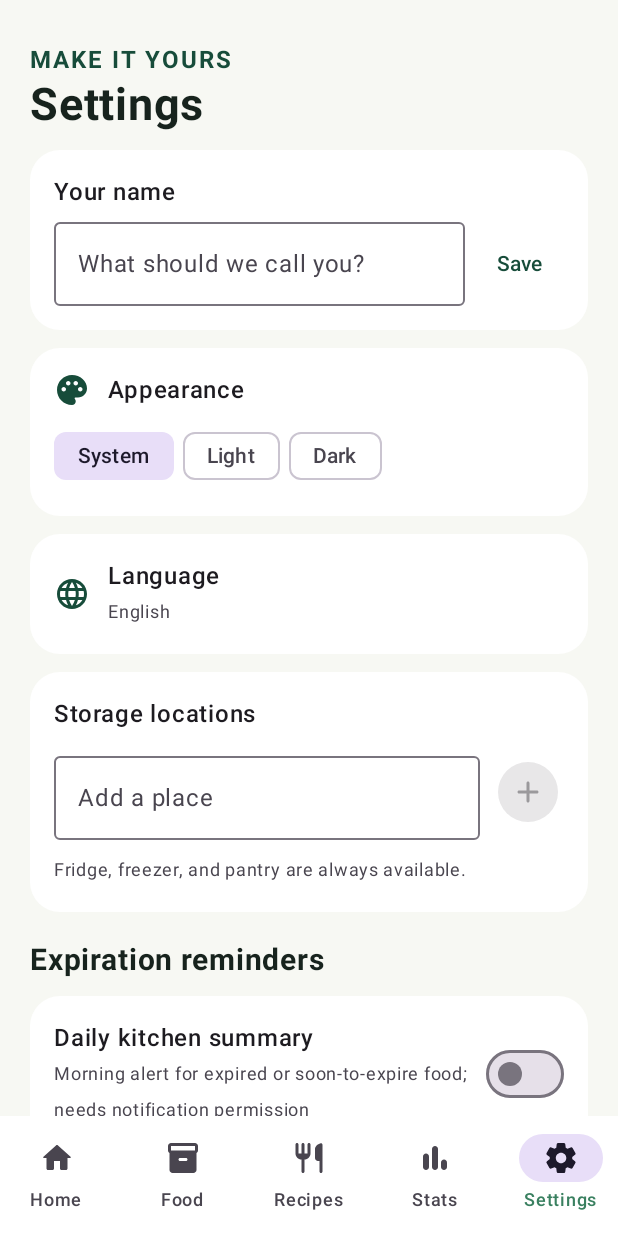
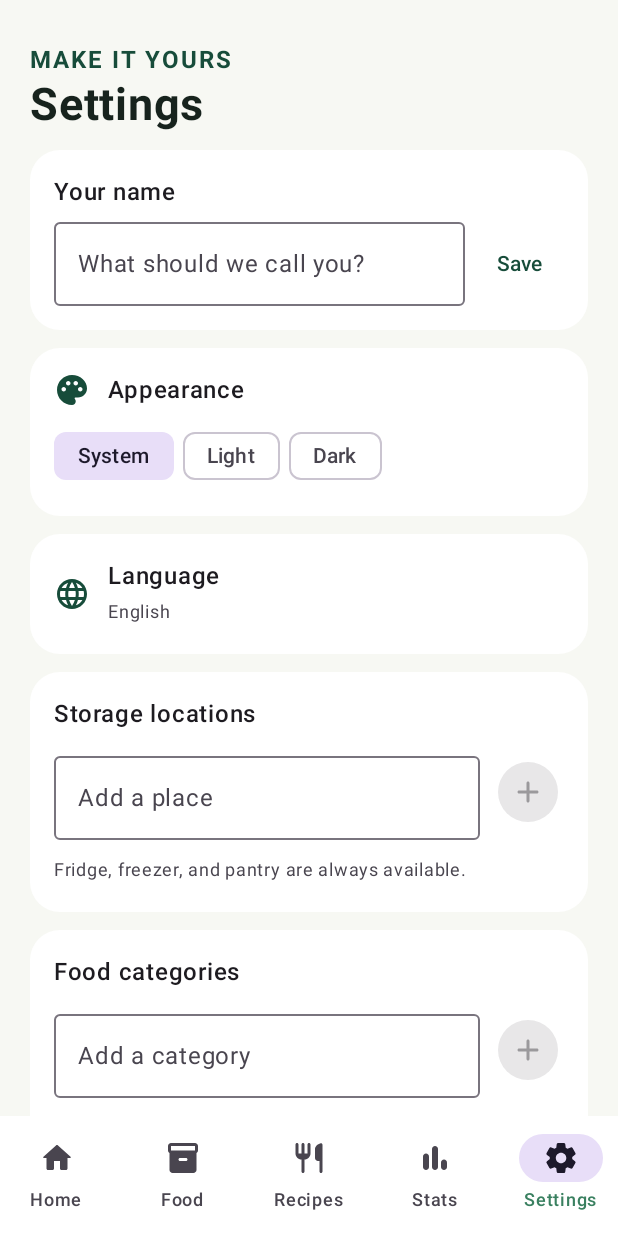
Before and after one commit to KristianKG/-EX-pired, an Android app built with Jetpack Compose: the composable ExpiryEyeApp shown on its own in the app's theme, item 5 of the bottom bar chosen, on a phone screen of 412 x 824 dp. Run offline under Robolectric (Android 15) with nearby library versions, the phone set to English and light mode, and no system bars; 2 statements that could not run were skipped.

Commit message:
Add custom food categories

```diff
--- a/app/src/main/java/com/expiryeye/MainActivity.kt
+++ b/app/src/main/java/com/expiryeye/MainActivity.kt
@@ -60,6 +60,7 @@ private val Forest = Color(0xFF174C3A)
 private val Mint = Color(0xFFBFE8D2)
 private val Canvas = Color(0xFFF7F8F3)
 private val defaultStorageLocations = listOf("Fridge", "Freezer", "Pantry")
+private val defaultFoodCategories = listOf("Fruits", "Vegetables", "Dairy", "Meat", "Fish & seafood", "Bakery", "Beverages", "Frozen food", "Canned food", "Snacks", "Condiments", "Grains & pasta", "Other")
 private val Context.settingsStore by preferencesDataStore(name = "expiryeye_settings")
 
 data class FoodDraft(
@@ -112,6 +113,7 @@ class ExpiryViewModel(private val dao: FoodDao, private val appContext: Context)
     private val reminderDaysKey = stringSetPreferencesKey("reminder_days")
     private val recipeFavoritesKey = stringSetPreferencesKey("favorite_recipes")
     private val customLocationsKey = stringSetPreferencesKey("custom_storage_locations")
+    private val customCategoriesKey = stringSetPreferencesKey("custom_food_categories")
     private val dailySummaryKey = booleanPreferencesKey("daily_summary_enabled")
     private val onboardingKey = booleanPreferencesKey("onboarding_complete")
     private val displayNameKey = stringPreferencesKey("display_name")
@@ -128,6 +130,12 @@ class ExpiryViewModel(private val dao: FoodDao, private val appContext: Context)
         }.distinctBy { it.lowercase() }.sortedBy { it.lowercase() }
         defaultStorageLocations + custom
     }.stateIn(viewModelScope, SharingStarted.Eagerly, defaultStorageLocations)
+    val foodCategories = appContext.settingsStore.data.map { prefs ->
+        val custom = prefs[customCategoriesKey].orEmpty().filter { category ->
+            category.isNotBlank() && defaultFoodCategories.none { it.equals(category, ignoreCase = true) }
+        }.distinctBy { it.lowercase() }.sortedBy { it.lowercase() }
+        defaultFoodCategories + custom
+    }.stateIn(viewModelScope, SharingStarted.Eagerly, defaultFoodCategories)
     val dailySummaryEnabled = appContext.settingsStore.data.map { it[dailySummaryKey] ?: false }
         .stateIn(viewModelScope, SharingStarted.Eagerly, false)
     val reminderDays = appContext.settingsStore.data.map { prefs ->
@@ -167,6 +175,21 @@ class ExpiryViewModel(private val dao: FoodDao, private val appContext: Context)
         if (defaultStorageLocations.any { it.equals(name, ignoreCase = true) }) return
         viewModelScope.launch { appContext.settingsStore.edit { prefs ->
             prefs[customLocationsKey] = prefs[customLocationsKey].orEmpty().filterNot { it.equals(name, ignoreCase = true) }.toSet()
+        } }
+    }
+    fun addFoodCategory(value: String) {
+        val name = value.trim().take(32)
+        if (name.isBlank() || defaultFoodCategories.any { it.equals(name, ignoreCase = true) }) return
+        viewModelScope.launch { appContext.settingsStore.edit { prefs ->
+            val categories = prefs[customCategoriesKey]?.toMutableSet() ?: mutableSetOf()
+            if (categories.none { it.equals(name, ignoreCase = true) }) categories.add(name)
+            prefs[customCategoriesKey] = categories
+        } }
+    }
+    fun removeFoodCategory(name: String) {
+        if (defaultFoodCategories.any { it.equals(name, ignoreCase = true) }) return
+        viewModelScope.launch { appContext.settingsStore.edit { prefs ->
+            prefs[customCategoriesKey] = prefs[customCategoriesKey].orEmpty().filterNot { it.equals(name, ignoreCase = true) }.toSet()
         } }
     }
     fun setReminderEnabled(days: Int, enabled: Boolean) { viewModelScope.launch { appContext.settingsStore.edit { prefs ->
@@ -279,6 +302,7 @@ class ExpiryViewModel(private val dao: FoodDao, private val appContext: Context)
     val displayName by vm.displayName.collectAsState()
     val recipeFavorites by vm.recipeFavorites.collectAsState()
     val storageLocations by vm.storageLocations.collectAsState()
+    val foodCategories by vm.foodCategories.collectAsState()
     val dailySummaryEnabled by vm.dailySummaryEnabled.collectAsState()
     val productPrefill by vm.productPrefill.collectAsState()
     val lookupLoading by vm.lookupLoading.collectAsState()
@@ -316,16 +340,16 @@ class ExpiryViewModel(private val dao: FoodDao, private val appContext: Context)
             if (!onboardingComplete) OnboardingScreen(Modifier.padding(padding)) { addFirst ->
                 vm.completeOnboarding(); if (addFirst) adding = true
             } else when (tab) {
-                0 -> HomeScreen(items, vm, padding, false, storageLocations, displayName = displayName, onEdit = { editItem = it })
+                0 -> HomeScreen(items, vm, padding, false, storageLocations, foodCategories, displayName = displayName, onEdit = { editItem = it })
                 1 -> if (showScanner) BarcodeScannerScreen(onClose = { showScanner = false }, onBarcode = { showScanner = false; vm.lookupBarcode(it) })
-                    else HomeScreen(items, vm, padding, true, storageLocations, displayName = displayName, onEdit = { editItem = it }, onScan = { showScanner = true })
+                    else HomeScreen(items, vm, padding, true, storageLocations, foodCategories, displayName = displayName, onEdit = { editItem = it }, onScan = { showScanner = true })
                 2 -> RecipesScreen(items, padding, recipeFavorites, vm::toggleRecipeFavorite, vm::addShopping)
                 3 -> StatisticsScreen(items, history, padding)
                 else -> when {
                     showShopping -> ShoppingScreen(shopping, padding, vm::addShopping, vm::checkShopping, vm::removeShopping, onMoveToInventory = { pendingShoppingEntry = it }, onBack = { showShopping = false })
                     showReceiptScanner -> ReceiptScannerScreen(onClose = { showReceiptScanner = false }, onConfirm = { receipt -> pendingReceipt = receipt; receiptIndex = 0; showReceiptScanner = false })
                     else -> SettingsScreen(
-                    padding, themeMode, vm::setThemeMode, displayName, vm::setDisplayName, vm.reminderDays.collectAsState().value, dailySummaryEnabled, vm::setDailySummaryEnabled, storageLocations, vm::addStorageLocation, vm::removeStorageLocation, vm::setReminderEnabled,
+                    padding, themeMode, vm::setThemeMode, displayName, vm::setDisplayName, vm.reminderDays.collectAsState().value, dailySummaryEnabled, vm::setDailySummaryEnabled, storageLocations, vm::addStorageLocation, vm::removeStorageLocation, foodCategories, vm::addFoodCategory, vm::removeFoodCategory, vm::setReminderEnabled,
                     onNotificationSettings = { context.startActivity(Intent(Settings.ACTION_APP_NOTIFICATION_SETTINGS).putExtra(Settings.EXTRA_APP_PACKAGE, context.packageName)) },
                     onShopping = { showShopping = true },
                     onScanReceipt = { showReceiptScanner = true },
@@ -340,7 +364,7 @@ class ExpiryViewModel(private val dao: FoodDao, private val appContext: Context)
         LaunchedEffect(productPrefill) { if (productPrefill != null) adding = true }
         if (lookupLoading) AlertDialog(onDismissRequest = { }, title = { Text("Looking up product") }, text = { Row(verticalAlignment = Alignment.CenterVertically) { CircularProgressIndicator(modifier = Modifier.size(22.dp)); Spacer(Modifier.width(12.dp)); Text("Expiration date will still need to be entered.") } }, confirmButton = {})
         val shoppingCandidate = pendingShoppingEntry
-        if (onboardingComplete && pendingReceipt == null && (adding || editItem != null || shoppingCandidate != null)) FoodEditor(editItem, storageLocations, initialName = shoppingCandidate?.name ?: productPrefill?.name.orEmpty(), initialBrand = productPrefill?.brand.orEmpty(), initialBarcode = productPrefill?.barcode.orEmpty(), initialCategory = shoppingCandidate?.category ?: productPrefill?.category ?: "Other", initialQuantity = shoppingCandidate?.quantity?.toDoubleOrNull() ?: 1.0, onDismiss = { adding = false; editItem = null; pendingShoppingEntry = null; vm.clearProductPrefill() }, onSave = { old, draft ->
+        if (onboardingComplete && pendingReceipt == null && (adding || editItem != null || shoppingCandidate != null)) FoodEditor(editItem, storageLocations, foodCategories, initialName = shoppingCandidate?.name ?: productPrefill?.name.orEmpty(), initialBrand = productPrefill?.brand.orEmpty(), initialBarcode = productPrefill?.barcode.orEmpty(), initialCategory = shoppingCandidate?.category ?: productPrefill?.category ?: "Other", initialQuantity = shoppingCandidate?.quantity?.toDoubleOrNull() ?: 1.0, onDismiss = { adding = false; editItem = null; pendingShoppingEntry = null; vm.clearProductPrefill() }, onSave = { old, draft ->
             if (old == null) vm.add(draft) else vm.update(old, draft)
             shoppingCandidate?.let(vm::removeShopping)
             vm.clearProductPrefill()
@@ -351,7 +375,7 @@ class ExpiryViewModel(private val dao: FoodDao, private val appContext: Context)
             adding = false; editItem = null; pendingShoppingEntry = null
         }, onDelete = { editItem?.let(vm::delete); editItem = null; pendingShoppingEntry = null; vm.clearProductPrefill() })
         val receiptCandidate = pendingReceipt?.getOrNull(receiptIndex)
-        if (onboardingComplete && receiptCandidate != null) FoodEditor(null, storageLocations, initialName = receiptCandidate.name, initialQuantity = receiptCandidate.quantity, initialPrice = receiptCandidate.price, onDismiss = { pendingReceipt = null; receiptIndex = 0 }, onSave = { _, draft ->
+        if (onboardingComplete && receiptCandidate != null) FoodEditor(null, storageLocations, foodCategories, initialName = receiptCandidate.name, initialQuantity = receiptCandidate.quantity, initialPrice = receiptCandidate.price, onDismiss = { pendingReceipt = null; receiptIndex = 0 }, onSave = { _, draft ->
             vm.add(draft)
             if (receiptIndex == pendingReceipt.orEmpty().lastIndex && !notificationPromptSeen) {
                 val alreadyAllowed = Build.VERSION.SDK_INT < 33 || ContextCompat.checkSelfPermission(context, Manifest.permission.POST_NOTIFICATIONS) == PackageManager.PERMISSION_GRANTED
@@ -405,10 +429,10 @@ class ExpiryViewModel(private val dao: FoodDao, private val appContext: Context)
     }
 }
 
-@Composable private fun HomeScreen(items: List<FoodItem>, vm: ExpiryViewModel, padding: PaddingValues, inventory: Boolean, storageLocations: List<String>, displayName: String, onEdit: (FoodItem) -> Unit, onScan: () -> Unit = {}) {
+@Composable private fun HomeScreen(items: List<FoodItem>, vm: ExpiryViewModel, padding: PaddingValues, inventory: Boolean, storageLocations: List<String>, foodCategories: List<String>, displayName: String, onEdit: (FoodItem) -> Unit, onScan: () -> Unit = {}) {
     val today = LocalDate.now(); var query by remember { mutableStateOf("") }; var filter by remember { mutableStateOf("All") }; var categoryFilter by remember { mutableStateOf("All") }; var status by remember { mutableStateOf("Any status") }; var sort by remember { mutableStateOf("Soonest") }; var gridView by remember { mutableStateOf(false) }
     val soon = items.filter { days(it, today) in 0..7 }; val expired = items.count { days(it, today) < 0 }
-    val categories = items.map { it.category.ifBlank { "Other" } }.distinct().sorted()
+    val categories = (foodCategories + items.map { it.category.ifBlank { "Other" } }).distinct().sorted()
     val visible = items.filter { food -> food.name.contains(query, true) && (filter == "All" || food.location == filter) && (categoryFilter == "All" || food.category == categoryFilter) && when (status) { "Expiring soon" -> days(food, today) in 0..7; "Expired" -> days(food, today) < 0; else -> true } }
         .let { list -> when (sort) {
             "A to Z" -> list.sortedBy { it.name.lowercase() }
@@ -631,10 +655,12 @@ private fun matchedIngredients(recipe: Recipe, items: List<FoodItem>): Set<Strin
     }
 }
 
-@Composable private fun SettingsScreen(padding: PaddingValues, themeMode: String, onThemeMode: (String) -> Unit, displayName: String, onDisplayName: (String) -> Unit, reminderDays: List<Int>, dailySummaryEnabled: Boolean, onDailySummaryEnabled: (Boolean) -> Unit, storageLocations: List<String>, onAddStorageLocation: (String) -> Unit, onRemoveStorageLocation: (String) -> Unit, onReminderEnabled: (Int, Boolean) -> Unit, onNotificationSettings: () -> Unit, onShopping: () -> Unit, onScanReceipt: () -> Unit, onExportJson: () -> Unit, onExportCsv: () -> Unit, onImport: () -> Unit, onClear: () -> Unit) {
+@Composable private fun SettingsScreen(padding: PaddingValues, themeMode: String, onThemeMode: (String) -> Unit, displayName: String, onDisplayName: (String) -> Unit, reminderDays: List<Int>, dailySummaryEnabled: Boolean, onDailySummaryEnabled: (Boolean) -> Unit, storageLocations: List<String>, onAddStorageLocation: (String) -> Unit, onRemoveStorageLocation: (String) -> Unit, foodCategories: List<String>, onAddFoodCategory: (String) -> Unit, onRemoveFoodCategory: (String) -> Unit, onReminderEnabled: (Int, Boolean) -> Unit, onNotificationSettings: () -> Unit, onShopping: () -> Unit, onScanReceipt: () -> Unit, onExportJson: () -> Unit, onExportCsv: () -> Unit, onImport: () -> Unit, onClear: () -> Unit) {
     var name by remember(displayName) { mutableStateOf(displayName) }
     var newStorageLocation by remember { mutableStateOf("") }
+    var newCategory by remember { mutableStateOf("") }
     val customStorageLocations = storageLocations.filterNot { location -> defaultStorageLocations.any { it.equals(location, ignoreCase = true) } }
+    val customCategories = foodCategories.filterNot { category -> defaultFoodCategories.any { it.equals(category, ignoreCase = true) } }
     LazyColumn(Modifier.fillMaxSize().padding(padding).padding(horizontal = 20.dp), contentPadding = PaddingValues(top = 28.dp, bottom = 30.dp), verticalArrangement = Arrangement.spacedBy(12.dp)) {
         item { Text("MAKE IT YOURS", color = MaterialTheme.colorScheme.primary, fontWeight = FontWeight.Bold, letterSpacing = 1.3.sp); Text("Settings", fontSize = 30.sp, fontWeight = FontWeight.Bold, color = MaterialTheme.colorScheme.onBackground) }
         item { Card(shape = RoundedCornerShape(20.dp), colors = CardDefaults.cardColors(containerColor = MaterialTheme.colorScheme.surface)) { Column(Modifier.fillMaxWidth().padding(16.dp), verticalArrangement = Arrangement.spacedBy(8.dp)) { Text("Your name", fontWeight = FontWeight.SemiBold); Row(verticalAlignment = Alignment.CenterVertically, horizontalArrangement = Arrangement.spacedBy(8.dp)) { OutlinedTextField(name, { name = it.take(40) }, modifier = Modifier.weight(1f), placeholder = { Text("What should we call you?") }, singleLine = true); TextButton(onClick = { onDisplayName(name) }) { Text("Save") } } } } }
@@ -648,6 +674,15 @@ private fun matchedIngredients(recipe: Recipe, items: List<FoodItem>): Set<Strin
             }
             if (customStorageLocations.isEmpty()) Text("Fridge, freezer, and pantry are always available.", color = MaterialTheme.colorScheme.onSurfaceVariant, fontSize = 12.sp)
             else Row(Modifier.horizontalScroll(rememberScrollState()), horizontalArrangement = Arrangement.spacedBy(8.dp)) { customStorageLocations.forEach { location -> AssistChip(onClick = { onRemoveStorageLocation(location) }, label = { Text(location) }, leadingIcon = { Icon(Icons.Rounded.Close, contentDescription = "Remove $location") }) } }
+        } } }
+        item { Card(shape = RoundedCornerShape(20.dp), colors = CardDefaults.cardColors(containerColor = MaterialTheme.colorScheme.surface)) { Column(Modifier.fillMaxWidth().padding(16.dp), verticalArrangement = Arrangement.spacedBy(8.dp)) {
+            Text("Food categories", fontWeight = FontWeight.SemiBold)
+            Row(verticalAlignment = Alignment.CenterVertically, horizontalArrangement = Arrangement.spacedBy(8.dp)) {
+                OutlinedTextField(newCategory, { newCategory = it.take(32) }, modifier = Modifier.weight(1f), label = { Text("Add a category") }, singleLine = true)
+                FilledIconButton(onClick = { onAddFoodCategory(newCategory); newCategory = "" }, enabled = newCategory.isNotBlank()) { Icon(Icons.Rounded.Add, "Add category") }
+            }
+            if (customCategories.isEmpty()) Text("Use the built-in food categories or add your own.", color = MaterialTheme.colorScheme.onSurfaceVariant, fontSize = 12.sp)
+            else Row(Modifier.horizontalScroll(rememberScrollState()), horizontalArrangement = Arrangement.spacedBy(8.dp)) { customCategories.forEach { category -> AssistChip(onClick = { onRemoveFoodCategory(category) }, label = { Text(category) }, leadingIcon = { Icon(Icons.Rounded.Close, contentDescription = "Remove $category") }) } }
         } } }
         item { Text("Expiration reminders", fontSize = 20.sp, fontWeight = FontWeight.Bold, modifier = Modifier.padding(top = 8.dp)) }
         item { Card(shape = RoundedCornerShape(20.dp), colors = CardDefaults.cardColors(containerColor = MaterialTheme.colorScheme.surface)) { Row(Modifier.fillMaxWidth().padding(16.dp), verticalAlignment = Alignment.CenterVertically) { Column(Modifier.weight(1f)) { Text("Daily kitchen summary", fontWeight = FontWeight.SemiBold); Text("Morning alert for expired or soon-to-expire food; needs notification permission", color = MaterialTheme.colorScheme.onSurfaceVariant, fontSize = 12.sp) }; Switch(dailySummaryEnabled, onDailySummaryEnabled) } } }
@@ -705,7 +740,7 @@ private fun matchedIngredients(recipe: Recipe, items: List<FoodItem>): Set<Strin
 }
 
 @OptIn(ExperimentalMaterial3Api::class)
-@Composable private fun FoodEditor(item: FoodItem?, storageLocations: List<String>, initialName: String = "", initialBrand: String = "", initialBarcode: String = "", initialCategory: String = "Other", initialQuantity: Double = 1.0, initialPrice: Double? = null, onDismiss: () -> Unit, onSave: (FoodItem?, FoodDraft) -> Unit, onDelete: () -> Unit) {
+@Composable private fun FoodEditor(item: FoodItem?, storageLocations: List<String>, foodCategories: List<String>, initialName: String = "", initialBrand: String = "", initialBarcode: String = "", initialCategory: String = "Other", initialQuantity: Double = 1.0, initialPrice: Double? = null, onDismiss: () -> Unit, onSave: (FoodItem?, FoodDraft) -> Unit, onDelete: () -> Unit) {
     val editorKey = item?.id?.toString() ?: "$initialBarcode:$initialName"
     var name by remember(editorKey) { mutableStateOf(item?.name ?: initialName) }; var brand by remember(editorKey) { mutableStateOf(item?.brand ?: initialBrand) }; var barcode by remember(editorKey) { mutableStateOf(item?.barcode ?: initialBarcode) }; var category by remember(editorKey) { mutableStateOf(item?.category ?: initialCategory) }; var quantity by remember(editorKey) { mutableStateOf(item?.quantity?.toString() ?: initialQuantity.toString()) }; var unit by remember(editorKey) { mutableStateOf(item?.unit ?: "pcs") }
     var date by remember(editorKey) { mutableStateOf(item?.let { Instant.ofEpochMilli(it.expiresAt).atZone(ZoneId.systemDefault()).toLocalDate() } ?: LocalDate.now().plusDays(7)) }; var dateConfirmed by remember(editorKey) { mutableStateOf(item != null) }; var location by remember(editorKey) { mutableStateOf(item?.location ?: "Fridge") }; var price by remember(editorKey) { mutableStateOf(item?.price?.toString() ?: initialPrice?.toString().orEmpty()) }; var dateOpen by remember(editorKey) { mutableStateOf(false) }
@@ -717,7 +752,7 @@ private fun matchedIngredients(recipe: Recipe, items: List<FoodItem>): Set<Strin
             OutlinedTextField(name, { name = it }, label = { Text("Food name") }, singleLine = true)
             OutlinedTextField(brand, { brand = it }, label = { Text("Brand (optional)") }, singleLine = true)
             OutlinedTextField(barcode, { barcode = it.filter { ch -> ch in '0'..'9' }.take(14) }, label = { Text("Barcode") }, singleLine = true, keyboardOptions = KeyboardOptions(keyboardType = KeyboardType.Number))
-            Text("Category", color = MaterialTheme.colorScheme.onSurfaceVariant); Row(Modifier.horizontalScroll(rememberScrollState()), horizontalArrangement = Arrangement.spacedBy(6.dp)) { listOf("Fruits", "Vegetables", "Dairy", "Meat", "Fish & seafood", "Bakery", "Beverages", "Frozen food", "Canned food", "Snacks", "Condiments", "Grains & pasta", "Other").forEach { FilterChip(category == it, { category = it }, label = { Text(it) }) } }
+            Text("Category", color = MaterialTheme.colorScheme.onSurfaceVariant); Row(Modifier.horizontalScroll(rememberScrollState()), horizontalArrangement = Arrangement.spacedBy(6.dp)) { (foodCategories + category).distinct().forEach { FilterChip(category == it, { category = it }, label = { Text(it) }) } }
             Row(horizontalArrangement = Arrangement.spacedBy(8.dp)) { OutlinedTextField(quantity, { quantity = it }, modifier = Modifier.weight(1f), label = { Text("Quantity") }, keyboardOptions = KeyboardOptions(keyboardType = KeyboardType.Decimal), singleLine = true); OutlinedTextField(unit, { unit = it }, modifier = Modifier.weight(1f), label = { Text("Unit") }, singleLine = true) }
             OptionalDateField("Purchase date", purchasedOn, { purchasedOn = it })
             OptionalDateField("Date opened", openedOn, { openedOn = it })
```
Also changed, not shown: 1 other file.
